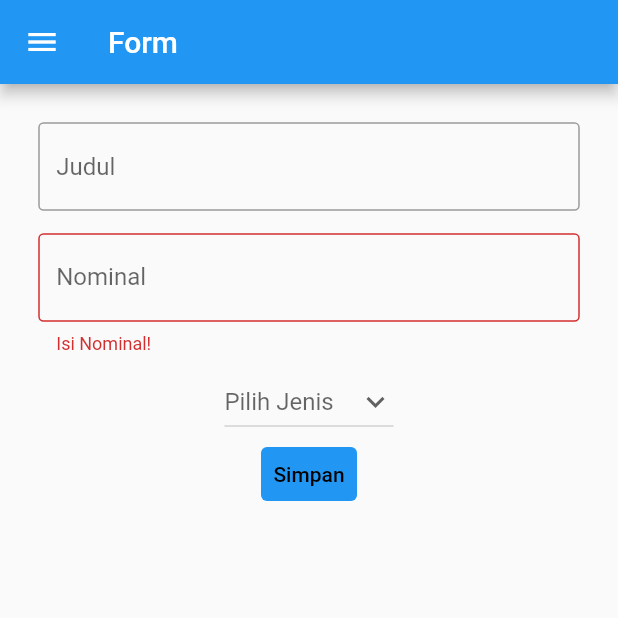
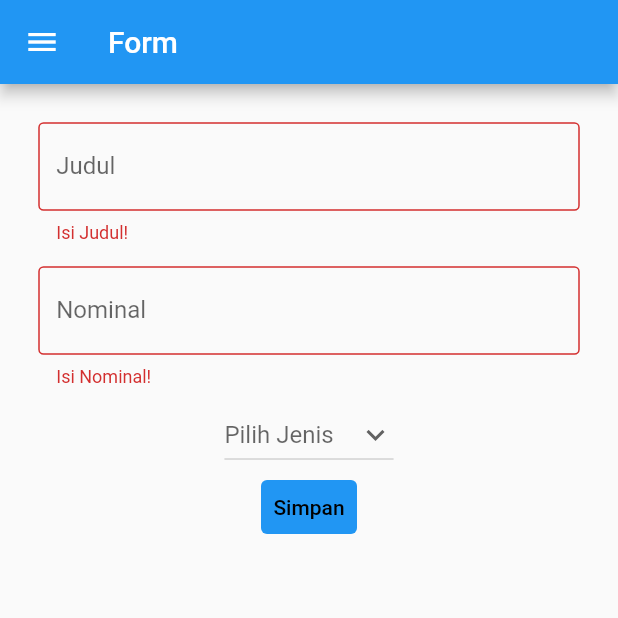
Before and after one commit to AlifioFathanHaryanto/pbp-flutter-lab, a Flutter app: the FormPage screen opened directly, after a tap on "Simpan", on a phone screen of 412 x 824 dp, the top half of it. Run offline on Flutter 3.47's test engine with Material 2 defaults, Android fonts, the phone set to English and light mode, and no system bars.

Commit message:
Perubahan tugas 8 lagi Alifio F H

```diff
--- a/counter_7/lib/form.dart
+++ b/counter_7/lib/form.dart
@@ -72,7 +72,7 @@ class _FormPageState extends State<FormPage> {
                   padding: const EdgeInsets.all(7.5),
                   child: TextFormField(
                     decoration: InputDecoration(
-                      hintText: "Judul",
+                      labelText: "Judul",
                       border: OutlineInputBorder(
                         borderRadius: BorderRadius.circular(3.5),
                       ),
@@ -86,6 +86,12 @@ class _FormPageState extends State<FormPage> {
                       setState(() {
                         _titleItem = value!;
                       });
+                    },
+                    validator: (String? value) {
+                      if (value == null || value.isEmpty) {
+                        return 'Isi Judul!';
+                      }
+                      return null;
                     },
                   ),
                 ),
@@ -175,7 +181,7 @@ class _FormPageState extends State<FormPage> {
                                       onPressed: () {
                                         Navigator.pop(context);
                                       },
-                                      child: Text('Kembali'),
+                                      child: Text('Close'),
                                     ),
                                   ],
                                 ),
--- a/counter_7/lib/main.dart
+++ b/counter_7/lib/main.dart
@@ -44,7 +44,7 @@ class MyHomePage extends StatefulWidget {
   // used by the build method of the State. Fields in a Widget subclass are
   // always marked "final".
 
-  final String title = "'Flutter Demo Home Page'";
+  final String title = "Flutter Demo Home Page";
 
   @override
   State<MyHomePage> createState() => _MyHomePageState();
```
